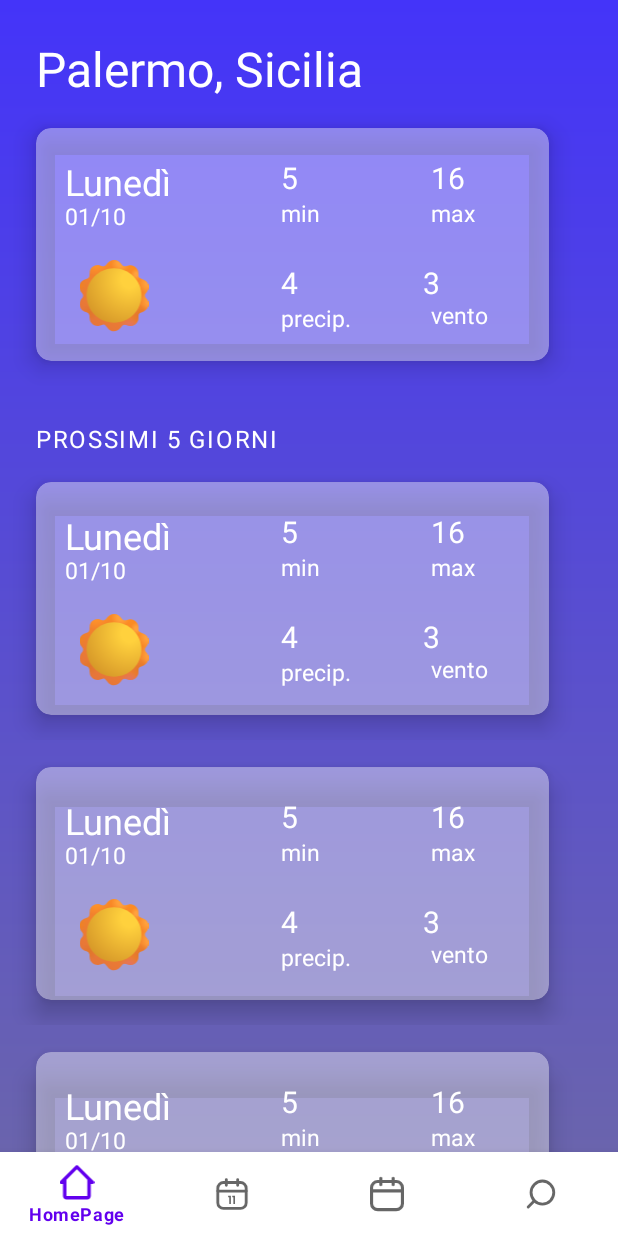
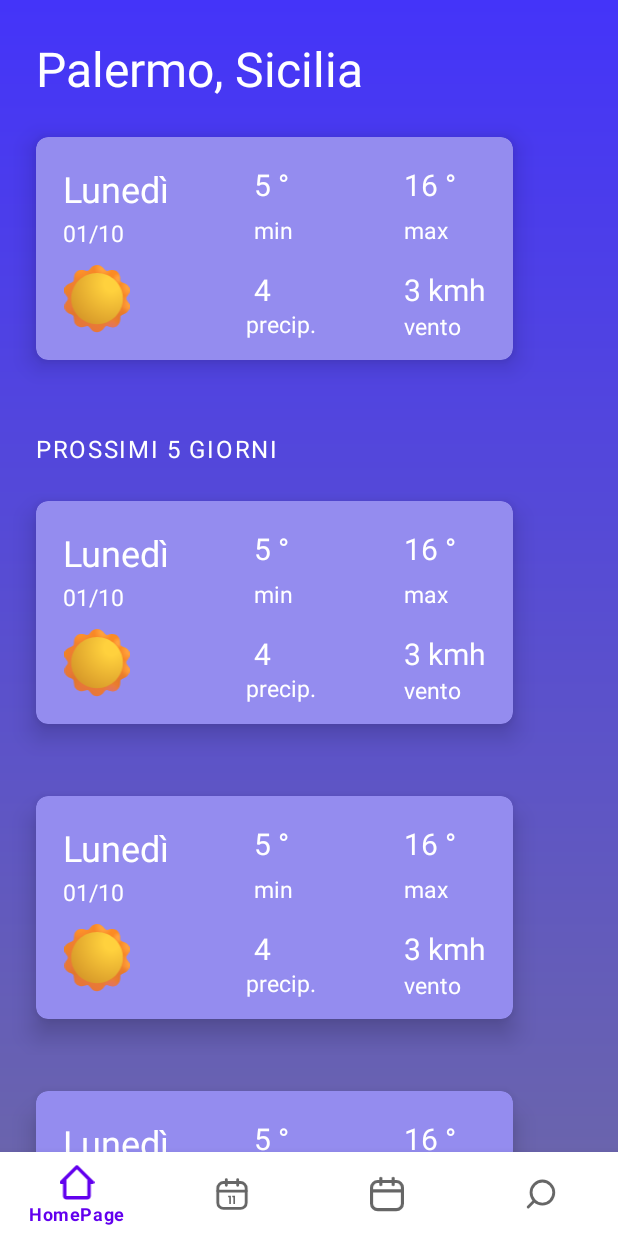
Before and after one commit to develhope/forecast_app_android3_team2, an Android app: the screen it shows after launch (MainActivity), on a phone screen of 412 x 824 dp. Run offline under Robolectric (Android 15) with nearby library versions, the light colour scheme and no system bars.

Commit message:
ho sistemato le dimensioni

```diff
--- a/app/src/main/java/co/develhope/meteoapp/homepage/Adapter/HomePageAdapter.kt
+++ b/app/src/main/java/co/develhope/meteoapp/homepage/Adapter/HomePageAdapter.kt
@@ -1,5 +1,6 @@
 package co.develhope.meteoapp.homepage.Adapter
 
+import android.annotation.SuppressLint
 import android.view.LayoutInflater
 import android.view.ViewGroup
 import androidx.recyclerview.widget.RecyclerView
@@ -72,11 +73,11 @@ class HomePageAdapter(
 
             binding.day.text = "Lunedì"
             binding.data.text = "01/10"
-            binding.tempmin.text = cardItem.dailyForecast.weatherSummary.tempMin.toString()
-            binding.tempmax.text = cardItem.dailyForecast.weatherSummary.tempMax.toString()
-            binding.kmh.text = cardItem.dailyForecast.weatherSummary.wind.toString()
-            binding.numperecip.text = cardItem.dailyForecast.weatherSummary.rain.toString()
-            binding.imageWheather.setImageResource(cardItem.dailyForecast.weatherSummary.weatherType.setIconWeatherType())
+            binding.tempmin.text = itemView.context.getString(R.string.tempmin,cardItem.dailyForecast.weatherSummary.tempMin.toString())
+            binding.tempmax.text = itemView.context.getString(R.string.tempmax,cardItem.dailyForecast.weatherSummary.tempMax.toString())
+            binding.kmh.text = itemView.context.getString(R.string.kmh,cardItem.dailyForecast.weatherSummary.wind.toString())
+            binding.umidity.text = itemView.context.getString(R.string.rain,cardItem.dailyForecast.weatherSummary.rain.toString())
+            binding.imagetype.setImageResource(cardItem.dailyForecast.weatherSummary.weatherType.setIconWeatherType())
 
         }
     }
@@ -84,14 +85,13 @@ class HomePageAdapter(
     class CurrentCityViewHolder(private val binding: CurrentCityTemplateBinding) :
         RecyclerView.ViewHolder(binding.root) {
         fun bind(currentcity: HomePageItem.Title) {
-            binding.currentCityTextview.text =
-                binding.root.context.getString(R.string.title_homepage, currentcity.place.city, currentcity.place.region)
+            binding.currentCityTextview.text = itemView.context.getString(R.string.title_homepage, currentcity.place.city, currentcity.place.region)
         }
     }
 
     class SubTitleViewHolder(private val binding: SubtitleTemplateBinding) :
         RecyclerView.ViewHolder(binding.root) {
-        fun bind(prox5day: HomePageItem.Subtitle) {
+        fun bind(Sub: HomePageItem.Subtitle) {
             binding.textView.text = binding.root.context.getString(R.string.next_days)
         }
     }
--- a/app/src/main/java/co/develhope/meteoapp/homepage/Data/HomePageObject.kt
+++ b/app/src/main/java/co/develhope/meteoapp/homepage/Data/HomePageObject.kt
@@ -1,22 +1,13 @@
 package co.develhope.meteoapp.homepage.Data
 
-import co.develhope.meteoapp.homepage.Model.HomePageItem
-import co.develhope.meteoapp.homepage.Model.HourlyForecast
+import co.develhope.meteoapp.homepage.Model.DayForecast
+import co.develhope.meteoapp.homepage.Model.Place
 import co.develhope.meteoapp.homepage.Model.WeatherType
 import java.util.Date
 
-data class Place(
-    val city: String,
-    val region: String,
-    val lat: Double,
-    val log: Double
-)
 
-data class DayForecast(
-    val place: Place,
-    val date: Date,
-    val weatherSummary: WeatherSummary
-)
+
+
 
 data class WeatherSummary(
     val weatherType: WeatherType,
@@ -151,48 +142,5 @@ object HomePageObject {
             )
         ),
     )
-
-
-    /*  listOf<HomePageItem>(
-         HomePageItem.Title(
-             Place(
-                 city = "Palermo",
-                 region = "Sicilia",
-                 lat = 0.0,
-                 log = 0.0
-             )
-         ),
-         HomePageItem.CardItem(
-             dailyForecast = DayForecast(
-                 date = Date(),
-                 weatherSummary = WeatherSummary(
-                     weatherType = WeatherType.sun,
-                     humidity = 20,
-                     wind = 3,
-                     tempMin = 5,
-                     tempMax = 16)
-             )
-         ),
-         HomePageItem.Subtitle,
-
-     )*/
-
-    private val hourlyList = listOf(
-        HourlyForecast(
-            day = "oggi",
-            data = "21/07",
-            type = WeatherType.sun_cloud,
-            umidity = 34,
-            kmh = 12,
-            tempMax = 22,
-            tempMin = 6
-        )
-    )
-
-    @Deprecated("Use the new fun that take the right info")
-    fun getHourlyList(): List<HourlyForecast> = hourlyList
-
-
     fun getDayForecast(): List<DayForecast> = dailyForecastList
-
 }
--- a/app/src/main/java/co/develhope/meteoapp/homepage/HomePage.kt
+++ b/app/src/main/java/co/develhope/meteoapp/homepage/HomePage.kt
@@ -8,8 +8,8 @@ import androidx.fragment.app.Fragment
 import androidx.recyclerview.widget.LinearLayoutManager
 import co.develhope.meteoapp.databinding.FragmentHomepageBinding
 import co.develhope.meteoapp.homepage.Adapter.HomePageAdapter
-import co.develhope.meteoapp.homepage.Data.DayForecast
 import co.develhope.meteoapp.homepage.Data.HomePageObject.getDayForecast
+import co.develhope.meteoapp.homepage.Model.DayForecast
 import co.develhope.meteoapp.homepage.Model.HomePageItem
 
 class HomePage : Fragment() {
@@ -46,5 +46,8 @@ private fun createListToShow(dayForecastList: List<DayForecast>): List<HomePageI
     }.toMutableList()
 
     listToReturn.addAll(othersDays)
+    listToReturn.removeLast()
+    listToReturn.removeLast()
+
     return listToReturn
 }
--- /dev/null
+++ b/app/src/main/java/co/develhope/meteoapp/homepage/Model/HomePageDataClass.kt
@@ -0,0 +1,24 @@
+package co.develhope.meteoapp.homepage.Model
+
+import co.develhope.meteoapp.homepage.Data.WeatherSummary
+import java.util.*
+
+data class DayForecast(
+    val place: Place,
+    val date: Date,
+    val weatherSummary: WeatherSummary
+)
+data class Place(
+    val city: String,
+    val region: String,
+    val lat: Double,
+    val log: Double
+)
+data class WeatherSummary(
+    val weatherType: WeatherType,
+    val humidity: Int,
+    val wind: Int,
+    val tempMin: Int,
+    val tempMax: Int,
+    val rain : Int
+)
--- a/app/src/main/java/co/develhope/meteoapp/homepage/Model/HomePageItem.kt
+++ b/app/src/main/java/co/develhope/meteoapp/homepage/Model/HomePageItem.kt
@@ -1,7 +1,6 @@
 package co.develhope.meteoapp.homepage.Model
 
-import co.develhope.meteoapp.homepage.Data.DayForecast
-import co.develhope.meteoapp.homepage.Data.Place
+
 
 
 sealed class HomePageItem {
--- a/app/src/main/java/co/develhope/meteoapp/homepage/Model/HourlyForecast.kt
+++ /dev/null
@@ -1,11 +0,0 @@
-package co.develhope.meteoapp.homepage.Model
-
-data class HourlyForecast(
-    val day: String,
-    val data: String,
-    val type: WeatherType,
-    val tempMin: Int,
-    val tempMax: Int,
-    val umidity: Int,
-    val kmh: Int
-)
--- a/app/src/main/java/co/develhope/meteoapp/homepage/Model/WeatherType.kt
+++ b/app/src/main/java/co/develhope/meteoapp/homepage/Model/WeatherType.kt
@@ -12,14 +12,15 @@ enum class WeatherType {
             sun_cloud -> R.drawable.sun_cloud
         }
     }
-}
+
 
 fun Int.getWeatherType():WeatherType {
     return when (this) {
-        0, 1 -> WeatherType.sun
-        2, 3 -> WeatherType.rain
-        4, 5 -> WeatherType.sun_cloud
-        else -> WeatherType.sun
+        0, 1 -> sun
+        2, 3 -> rain
+        4, 5 -> sun_cloud
+        else -> sun
 
     }
 }
+}
--- a/app/src/main/res/drawable/background_card.xml
+++ b/app/src/main/res/drawable/background_card.xml
@@ -1,7 +1,6 @@
 <?xml version="1.0" encoding="utf-8"?>
 <shape xmlns:android="http://schemas.android.com/apk/res/android">
-<solid
-    android:gradientRadius="8dp"
-    android:color="#c8a8c8"
-    ></solid>
+    <solid
+        android:gradientRadius="8dp"
+        android:color="#948cef" />
 </shape>
--- a/app/src/main/res/layout/template_card.xml
+++ b/app/src/main/res/layout/template_card.xml
@@ -2,58 +2,40 @@
 <LinearLayout xmlns:android="http://schemas.android.com/apk/res/android"
     xmlns:app="http://schemas.android.com/apk/res-auto"
     xmlns:tools="http://schemas.android.com/tools"
-    android:layout_width="match_parent"
-    android:layout_height="@dimen/height_190_dp"
-    >
+    android:layout_width="wrap_content"
+    android:layout_height="wrap_content"
+    android:orientation="vertical">
 
     <androidx.cardview.widget.CardView
-        android:id="@+id/card"
-        android:layout_width="@dimen/width_342dp"
-        android:layout_height="@dimen/height_155_dp"
-        android:layout_alignParentStart="true"
-        android:layout_alignParentTop="true"
-        android:layout_marginStart="@dimen/margin_24_dp"
+        android:id="@+id/template_card"
+        app:cardBackgroundColor="@color/color_card"
+        app:cardCornerRadius="8dp"
+        app:cardElevation="@dimen/elevation_10_dp"
         android:layout_marginTop="@dimen/margin_18_dp"
-        app:cardBackgroundColor="@color/alpha"
-        app:cardCornerRadius="@dimen/corner_radius_10_dp"
-        app:cardElevation="@dimen/elevation_10_dp"
-        app:layout_constraintStart_toStartOf="parent"
-        app:layout_constraintTop_toTopOf="parent">
-
-        <RelativeLayout
-            android:id="@+id/frame_8"
-            android:layout_width="@dimen/width_306dp"
-            android:layout_height="@dimen/height_48_dp"
-            android:layout_marginLeft="@dimen/margin_18_dp"
-            android:layout_marginTop="@dimen/margin_18_dp"
-            >
+        android:layout_width="match_parent"
+        android:layout_height="wrap_content"
+        android:layout_margin="@dimen/margin_24_dp">
 
         <TextView
             android:id="@+id/day"
             android:layout_width="wrap_content"
             android:layout_height="wrap_content"
-                android:layout_marginLeft="@dimen/margin_1_dp"
-                android:layout_marginTop="@dimen/margin_1_dp"
+            android:layout_alignParentStart="true"
+            android:layout_alignParentTop="true"
+            android:layout_marginStart="@dimen/margin_18_dp"
+            android:layout_marginTop="@dimen/margin_18_dp"
             android:gravity="top"
             android:text="@string/oggi"
             android:textAppearance="@style/day" />
 
         <TextView
-                android:id="@+id/data"
-                android:layout_width="wrap_content"
-                android:layout_height="wrap_content"
-                android:layout_marginLeft="@dimen/margin_1_dp"
-                android:layout_marginTop="@dimen/margin_30_dp"
-                android:gravity="top"
-                android:text="@string/data"
-                android:textAppearance="@style/data" />
-
-            <TextView
             android:id="@+id/tempmin"
             android:layout_width="wrap_content"
             android:layout_height="wrap_content"
-                android:layout_marginLeft="@dimen/margin_145_dp"
-                android:layout_marginTop="@dimen/margin_1_dp"
+            android:layout_alignParentStart="true"
+            android:layout_alignParentTop="true"
+            android:layout_marginStart="@dimen/margin_145_dp"
+            android:layout_marginTop="@dimen/margin_18_dp"
             android:gravity="top"
             android:text="@string/tempmin"
             android:textAppearance="@style/tempminnum" />
@@ -62,96 +44,117 @@
             android:id="@+id/tempmax"
             android:layout_width="wrap_content"
             android:layout_height="wrap_content"
-                android:layout_marginLeft="@dimen/margin_245_dp"
-                android:layout_marginTop="@dimen/margin_1_dp"
+            android:layout_alignParentStart="true"
+            android:layout_alignParentTop="true"
+            android:layout_marginStart="@dimen/margin_245_dp"
+            android:layout_marginTop="@dimen/margin_18_dp"
             android:gravity="top"
             android:text="@string/tempmax"
             android:textAppearance="@style/tempmaxnum" />
 
         <TextView
+            android:id="@+id/data"
+            android:layout_width="wrap_content"
+            android:layout_height="wrap_content"
+            android:layout_alignParentStart="true"
+            android:layout_alignParentTop="true"
+            android:layout_marginStart="@dimen/margin_18_dp"
+            android:layout_marginTop="53dp"
+            android:gravity="top"
+            android:text="@string/data"
+            android:textAppearance="@style/data" />
+
+        <TextView
+            android:layout_marginStart="@dimen/margin_145_dp"
+            android:id="@+id/min"
+            android:layout_width="wrap_content"
+            android:layout_height="wrap_content"
+            android:layout_alignParentStart="true"
+            android:layout_alignParentTop="true"
+            android:layout_marginTop="51dp"
+            android:gravity="top"
+            android:text="@string/min"
+            android:textAppearance="@style/min" />
+
+        <TextView
+            android:layout_marginTop="51dp"
+            android:layout_marginStart="@dimen/margin_245_dp"
             android:id="@+id/max"
             android:layout_width="wrap_content"
             android:layout_height="wrap_content"
-                android:layout_marginLeft="@dimen/margin_245_dp"
-                android:layout_marginTop="@dimen/margin_28_dp"
+            android:layout_alignParentStart="true"
+            android:layout_alignParentTop="true"
+            android:text="@string/max"
+            android:textAppearance="@style/max"
             android:gravity="top"
-                android:text="@string/max"
-                android:textAppearance="@style/max" />
+            />
+
+        <ImageView
+            android:layout_marginTop="85dp"
+            android:layout_marginStart="@dimen/margin_18_dp"
+            android:id="@+id/imagetype"
+            android:layout_width="45dp"
+            android:layout_height="45dp"
+            tools:srcCompat="@tools:sample/avatars"
+            android:layout_marginBottom="@dimen/margin_18_dp"/>
 
         <TextView
-                android:id="@+id/min"
+            android:layout_marginStart="@dimen/margin_145_dp"
+            android:layout_marginTop="@dimen/margin_88_dp"
+            android:id="@+id/umidity"
             android:layout_width="wrap_content"
             android:layout_height="wrap_content"
-                android:layout_marginLeft="@dimen/margin_145_dp"
-                android:layout_marginTop="@dimen/margin_28_dp"
+            android:layout_alignParentStart="true"
+            android:layout_alignParentTop="true"
             android:gravity="top"
-                android:text="@string/min"
-                android:textAppearance="@style/min" />
-        </RelativeLayout>
-
-        <RelativeLayout
-            android:id="@+id/frame_9"
-            android:layout_width="@dimen/width_306dp"
-            android:layout_height="@dimen/height_48_dp"
-            android:layout_marginLeft="@dimen/margin_18_dp"
-            android:layout_marginTop="@dimen/margin_88_dp"
-            >
+            android:text="@string/rain"
+            android:textAppearance="@style/umidity"
+            />
 
         <TextView
+
+            android:layout_marginStart="140dp"
+            android:id="@+id/precip_"
+            android:layout_width="wrap_content"
+            android:layout_height="wrap_content"
+            android:layout_alignParentStart="true"
+            android:layout_alignParentTop="true"
+            android:layout_marginTop="114dp"
+            android:gravity="top"
+            android:text="@string/precip_"
+            android:textAppearance="@style/precip_"
+            android:layout_marginEnd="@dimen/margin_18_dp"
+            />
+
+        <TextView
+            android:layout_marginTop="@dimen/margin_88_dp"
             android:id="@+id/kmh"
             android:layout_width="wrap_content"
             android:layout_height="wrap_content"
-                android:layout_alignParentLeft="true"
+            android:layout_alignParentStart="true"
             android:layout_alignParentTop="true"
-                android:layout_marginLeft="@dimen/margin_240_dp"
-                android:layout_marginTop="@dimen/margin_1_dp"
+            android:layout_marginStart="@dimen/margin_245_dp"
             android:gravity="top"
             android:text="@string/kmh"
-                android:textAppearance="@style/kmh" />
+            android:textAppearance="@style/kmh"
+            android:layout_marginEnd="@dimen/margin_18_dp"/>
 
         <TextView
+            android:layout_marginStart="@dimen/margin_245_dp"
             android:id="@+id/vento"
             android:layout_width="wrap_content"
             android:layout_height="wrap_content"
-                android:layout_alignParentLeft="true"
+            android:layout_alignParentStart="true"
             android:layout_alignParentTop="true"
-                android:layout_marginLeft="@dimen/margin_245_dp"
-                android:layout_marginTop="@dimen/margin_26_dp"
             android:gravity="top"
+            android:layout_marginTop="115dp"
+
             android:text="@string/vento"
-                android:textAppearance="@style/vento" />
+            android:textAppearance="@style/vento"
+            android:layout_marginEnd="@dimen/margin_18_dp"/>
 
-            <TextView
-                android:id="@+id/numperecip"
-                android:layout_width="wrap_content"
-                android:layout_height="wrap_content"
-                android:layout_alignParentLeft="true"
-                android:layout_alignParentTop="true"
-                android:layout_marginLeft="@dimen/margin_145_dp"
-                android:layout_marginTop="@dimen/margin_1_dp"
-                android:gravity="top"
-                android:text="@string/numpercip"
-                android:textAppearance="@style/umidity" />
 
-            <TextView
-                android:id="@+id/precip_"
-                android:layout_width="wrap_content"
-                android:layout_height="wrap_content"
-                android:layout_alignParentLeft="true"
-                android:layout_alignParentTop="true"
-                android:layout_marginLeft="@dimen/margin_145_dp"
-                android:layout_marginTop="@dimen/margin_28_dp"
-                android:gravity="top"
-                android:text="@string/precip_"
-                android:textAppearance="@style/precip_" />
+    </androidx.cardview.widget.CardView>
 
-            <ImageView
-                android:id="@+id/image_wheather"
-                android:layout_width="@dimen/height_48_dp"
-                android:layout_height="@dimen/height_48_dp"
-                android:layout_marginStart="@dimen/margin_10_dp"
-                tools:srcCompat="@tools:sample/avatars" />
 
-        </RelativeLayout>
-    </androidx.cardview.widget.CardView>
 </LinearLayout>
--- a/app/src/main/res/values/colors.xml
+++ b/app/src/main/res/values/colors.xml
@@ -10,4 +10,6 @@
     <color name="alpha">#66ffffff</color>
     <color name="gray">#FFc4c4c4</color>
     <color name="trasparent">#00FFFFFF</color>
+
+    <color name="color_card">#ff948cef</color>
 </resources>
--- a/app/src/main/res/values/strings.xml
+++ b/app/src/main/res/values/strings.xml
@@ -4,11 +4,11 @@
     <string name="min">min</string>
     <string name="max">max</string>
     <string name="oggi">%s</string>
-    <string name="tempmin">%s</string>
-    <string name="tempmax">%s</string>
+    <string name="tempmin">%s °</string>
+    <string name="tempmax">%s °</string>
     <string name="data">%s</string>
-    <string name="numpercip">%s</string>
-    <string name="kmh">%s</string>
+    <string name="rain">%s </string>
+    <string name="kmh">%s kmh</string>
     <string name="precip_">precip.</string>
     <string name="vento">vento</string>
     <string name="prox5day">%s</string>
@@ -19,5 +19,6 @@
     <string name="search_city">%s</string>
     <string name="ricerche_recenti">%s</string>
     <string name="next_days">PROSSIMI 5 GIORNI</string>
+    <string name="image_of_weather_type">image of weather type</string>
 
 </resources>
```
Lines whose indentation alone changed are shown as unchanged.
